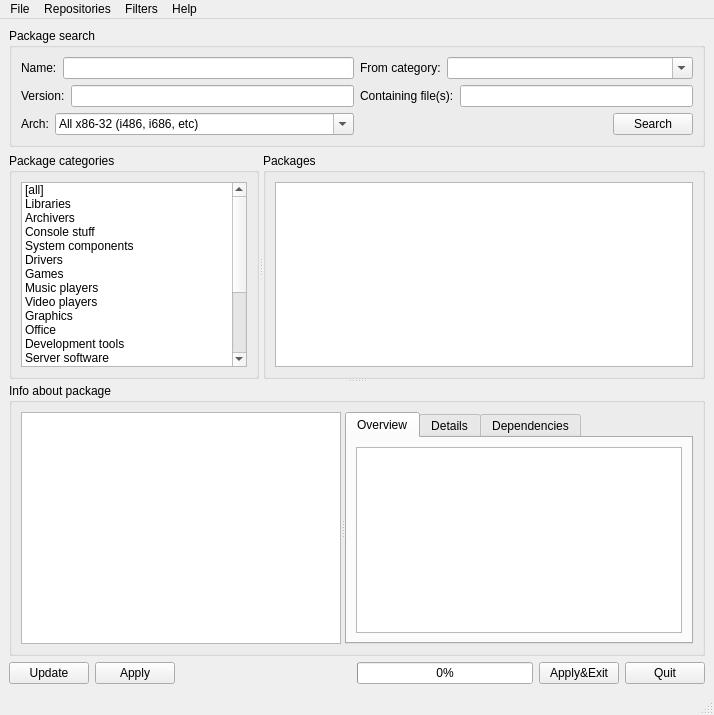
First picture: the form in mpkg/manager/pkgmanager.ui, repository BackupTheBerlios/mops, before the edit.
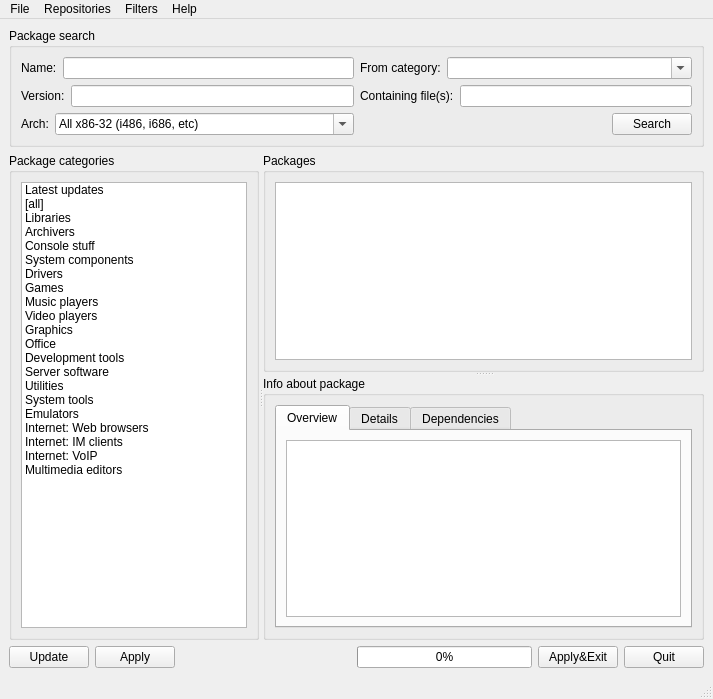
Second picture: the form after the edit. Icons and pictures are not drawn.

```diff
--- a/mpkg/manager/pkgmanager.ui
+++ b/mpkg/manager/pkgmanager.ui
@@ -5,8 +5,8 @@
    <rect>
     <x>0</x>
     <y>0</y>
-    <width>714</width>
-    <height>715</height>
+    <width>713</width>
+    <height>699</height>
    </rect>
   </property>
   <property name="windowTitle" >
@@ -276,10 +276,6 @@
     <item>
      <widget class="QSplitter" name="splitter_3" >
       <property name="orientation" >
-       <enum>Qt::Vertical</enum>
-      </property>
-      <widget class="QSplitter" name="splitter" >
-       <property name="orientation" >
         <enum>Qt::Horizontal</enum>
        </property>
        <widget class="QGroupBox" name="groupBox" >
@@ -307,6 +303,14 @@
              <height>32</height>
             </size>
            </property>
+          <item>
+           <property name="text" >
+            <string>Latest updates</string>
+           </property>
+           <property name="icon" >
+            <iconset>icons/icons/default.kde/32x32/apps/superkaramba.png</iconset>
+           </property>
+          </item>
            <item>
             <property name="text" >
              <string>[all]</string>
@@ -467,18 +471,14 @@
              <iconset>icons/icons/default.kde/32x32/apps/designer.png</iconset>
             </property>
            </item>
-           <item>
-            <property name="text" >
-             <string>Updates</string>
-            </property>
-            <property name="icon" >
-             <iconset>icons/icons/default.kde/32x32/apps/superkaramba.png</iconset>
-            </property>
-           </item>
           </widget>
          </item>
         </layout>
        </widget>
+      <widget class="QSplitter" name="splitter" >
+       <property name="orientation" >
+        <enum>Qt::Vertical</enum>
+       </property>
        <widget class="QGroupBox" name="groupBox_2" >
         <property name="minimumSize" >
          <size>
@@ -541,7 +541,6 @@
          </item>
         </layout>
        </widget>
-      </widget>
       <widget class="QGroupBox" name="groupBox_3" >
        <property name="sizePolicy" >
         <sizepolicy>
@@ -572,16 +571,6 @@
           <property name="orientation" >
            <enum>Qt::Horizontal</enum>
           </property>
-          <widget class="QTextEdit" name="visualInfoTextEdit" >
-           <property name="sizePolicy" >
-            <sizepolicy>
-             <hsizetype>5</hsizetype>
-             <vsizetype>4</vsizetype>
-             <horstretch>0</horstretch>
-             <verstretch>0</verstretch>
-            </sizepolicy>
-           </property>
-          </widget>
           <widget class="QTabWidget" name="tabWidget" >
            <property name="tabPosition" >
             <enum>QTabWidget::North</enum>
@@ -643,6 +632,7 @@
        </layout>
       </widget>
      </widget>
+     </widget>
     </item>
     <item>
      <layout class="QHBoxLayout" >
@@ -725,8 +715,8 @@
     <rect>
      <x>0</x>
      <y>0</y>
-     <width>714</width>
-     <height>28</height>
+     <width>713</width>
+     <height>22</height>
     </rect>
    </property>
    <widget class="QMenu" name="menuFile" >
```
Lines whose indentation alone changed are shown as unchanged.
